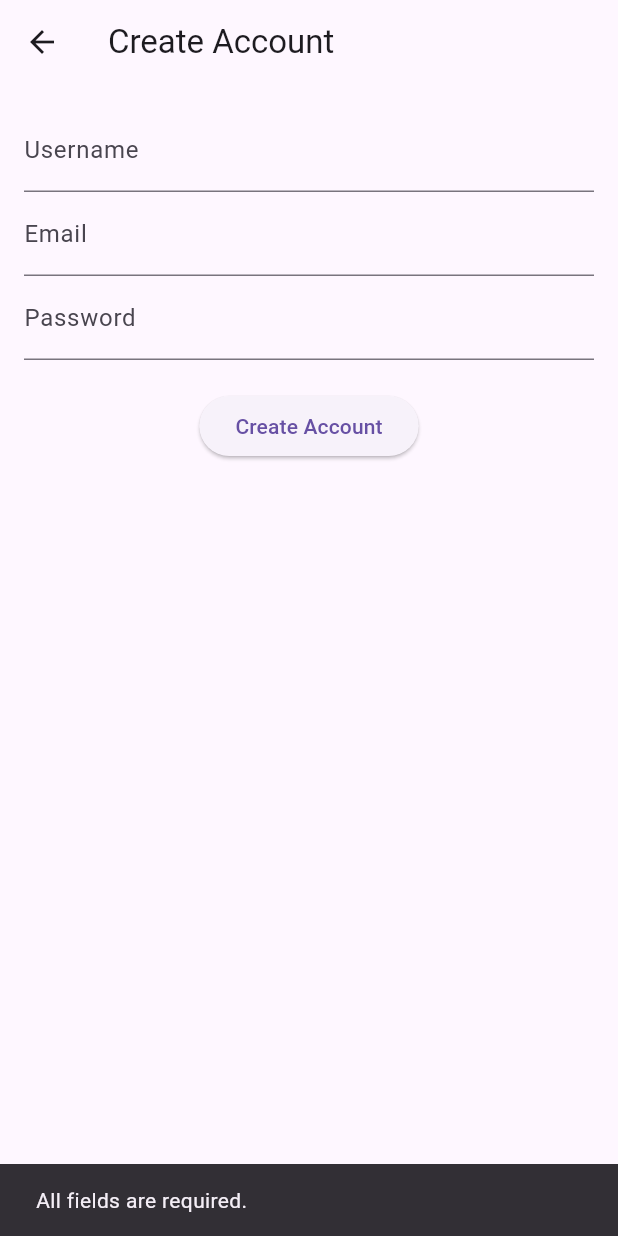
After one commit to KCUkeka/waitingboard, a Flutter app: the CreateAccountPage screen opened directly, after a tap on "Create Account", on a phone screen of 412 x 824 dp. The commit adds this screen. Run offline on Flutter 3.47's test engine with Material 3 defaults, Android fonts, the phone set to English and light mode, and no system bars; our stand-ins replace cloud_firestore, firebase_auth, firebase_core, shared_preferences; accounts and stored records are empty.

Commit message:
Added signup page that create accounts on login page.

```diff
--- /dev/null
+++ b/lib/screens/signup_page.dart
@@ -0,0 +1,131 @@
+import 'package:cloud_firestore/cloud_firestore.dart';
+import 'package:firebase_auth/firebase_auth.dart';
+import 'package:flutter/material.dart';
+
+class CreateAccountPage extends StatefulWidget {
+  @override
+  _CreateAccountPageState createState() => _CreateAccountPageState();
+}
+
+class _CreateAccountPageState extends State<CreateAccountPage> {
+  final _usernameController = TextEditingController();
+  final _emailController = TextEditingController();
+  final _passwordController = TextEditingController();
+
+  final FirebaseAuth _auth = FirebaseAuth.instance;
+  final FirebaseFirestore _firestore = FirebaseFirestore.instance;
+
+  Future<void> _createAccount() async {
+    try {
+      final username = _usernameController.text.trim();
+      final email = _emailController.text.trim();
+      final password = _passwordController.text.trim();
+
+      if (username.isEmpty || email.isEmpty || password.isEmpty ) {
+        ScaffoldMessenger.of(context).showSnackBar(
+          const SnackBar(content: Text("All fields are required.")),
+        );
+        return;
+      }
+
+      if (!RegExp(r'^[\w-\.]+@([\w-]+\.)+[\w]{2,4}$').hasMatch(email)) {
+        ScaffoldMessenger.of(context).showSnackBar(
+          const SnackBar(content: Text("Please enter a valid email address.")),
+        );
+        return;
+      }
+
+      if (password.length < 5) {
+        ScaffoldMessenger.of(context).showSnackBar(
+          const SnackBar(content: Text("Password must be at least 5 characters.")),
+        );
+        return;
+      }
+
+      // Check if username already exists
+      var usernameCheck = await _firestore
+          .collection('users')
+          .where('username', isEqualTo: username)
+          .get();
+
+      if (usernameCheck.docs.isNotEmpty) {
+        ScaffoldMessenger.of(context).showSnackBar(
+          const SnackBar(content: Text("Username already exists. Please choose another.")),
+        );
+        return;
+      }
+
+      // Create a new user in Firebase Authentication
+      UserCredential userCredential = await _auth.createUserWithEmailAndPassword(
+        email: email,
+        password: password,
+      );
+
+      // Add user details to Firestore with uid as the document ID
+      await _firestore.collection('users').doc(userCredential.user!.uid).set({
+        'username': username,
+        'email': email,
+        'created_at': Timestamp.now(),
+      });
+
+      ScaffoldMessenger.of(context).showSnackBar(
+        const SnackBar(content: Text("Account created successfully!")),
+      );
+
+      // Navigate back to the Login page
+      Navigator.pop(context);
+    } on FirebaseAuthException catch (e) {
+      String errorMessage;
+      switch (e.code) {
+        case 'email-already-in-use':
+          errorMessage = "This email is already registered.";
+          break;
+        case 'weak-password':
+          errorMessage = "The password provided is too weak.";
+          break;
+        default:
+          errorMessage = "Failed to create account: ${e.message}";
+      }
+      ScaffoldMessenger.of(context).showSnackBar(
+        SnackBar(content: Text(errorMessage)),
+      );
+    } catch (e) {
+      ScaffoldMessenger.of(context).showSnackBar(
+        SnackBar(content: Text("An error occurred: ${e.toString()}")),
+      );
+    }
+  }
+
+  @override
+  Widget build(BuildContext context) {
+    return Scaffold(
+      appBar: AppBar(title: Text('Create Account')),
+      body: Padding(
+        padding: const EdgeInsets.all(16.0),
+        child: Column(
+          children: <Widget>[
+            TextField(
+              controller: _usernameController,
+              decoration: InputDecoration(labelText: 'Username'),
+            ),
+            TextField(
+              controller: _emailController,
+              decoration: InputDecoration(labelText: 'Email'),
+              keyboardType: TextInputType.emailAddress,
+            ),
+            TextField(
+              controller: _passwordController,
+              obscureText: true,
+              decoration: InputDecoration(labelText: 'Password'),
+            ),
+            SizedBox(height: 20),
+            ElevatedButton(
+              onPressed: _createAccount,
+              child: Text('Create Account'),
+            ),
+          ],
+        ),
+      ),
+    );
+  }
+}
```
Also changed, not shown: lib/screens/login_page.dart (+41 -116 lines).
